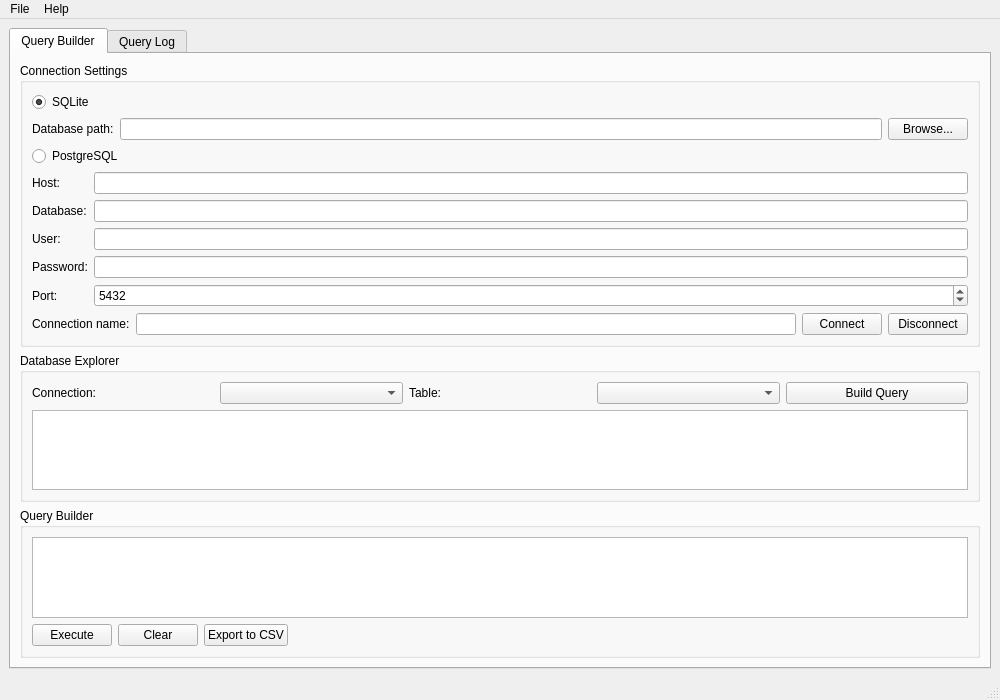
Qt form MainWindow.ui (Aeternah/Kursach_QT) before a commit.
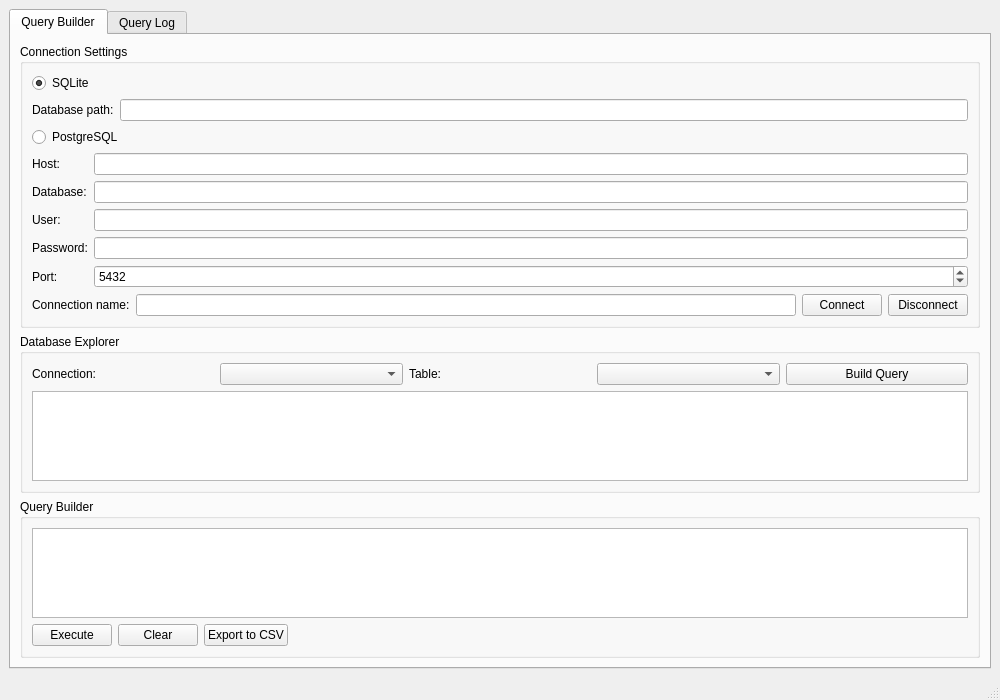
The same form after that commit.

What changed in the file:
```diff
--- a/MainWindow.ui
+++ b/MainWindow.ui
@@ -50,13 +50,6 @@
              <item>
               <widget class="QLineEdit" name="leSQLitePath"/>
              </item>
-             <item>
-              <widget class="QPushButton" name="btnBrowse">
-               <property name="text">
-                <string>Browse...</string>
-               </property>
-              </widget>
-             </item>
             </layout>
            </item>
            <item>
@@ -325,16 +318,8 @@
      <height>21</height>
     </rect>
    </property>
-   <widget class="QMenu" name="menuFile">
-    <property name="title">
-     <string>File</string>
-    </property>
-   </widget>
-   <widget class="QMenu" name="menuHelp">
-    <property name="title">
-     <string>Help</string>
-    </property>
-   </widget>
+  
+   
    <addaction name="menuFile"/>
    <addaction name="menuHelp"/>
   </widget>
```
